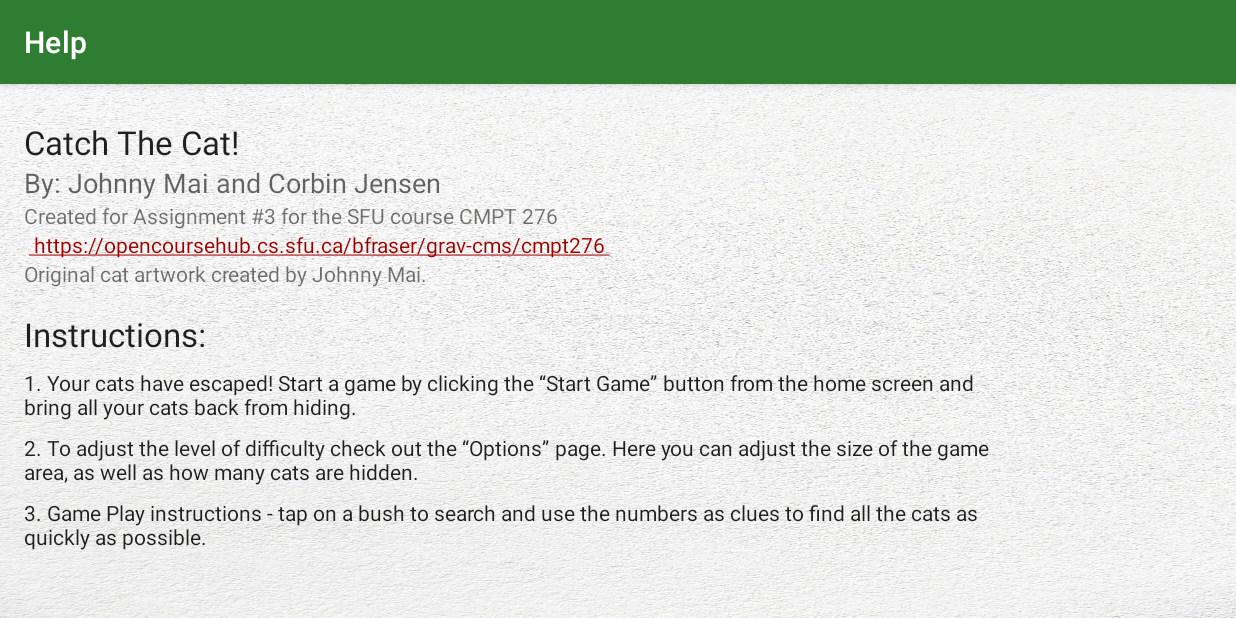
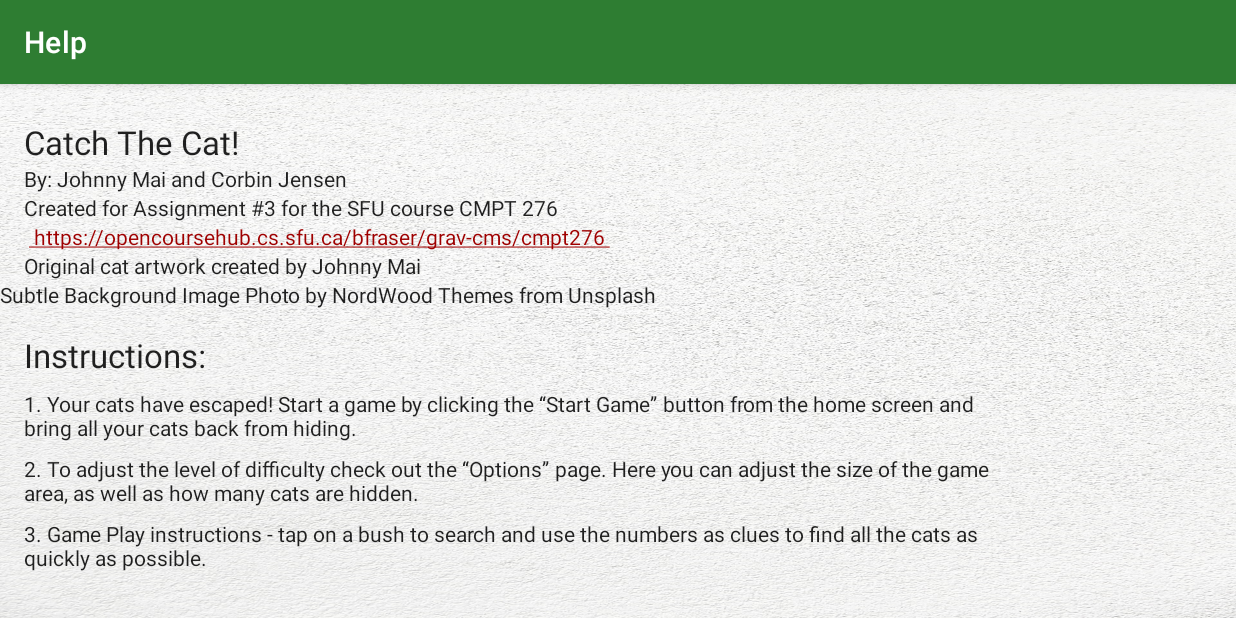
Before and after one commit to corbinjensen/minesweeper-game, an Android app: the HelpActivity screen opened directly, with no data from a screen before it, on a phone screen of 824 x 412 dp (held sideways). Run offline under Robolectric (Android 15) with nearby library versions, the phone set to English and light mode, and no system bars.

Commit message:
- Added Citation for background image

```diff
--- a/app/src/main/res/layout/activity_help.xml
+++ b/app/src/main/res/layout/activity_help.xml
@@ -40,7 +40,7 @@
         android:layout_width="wrap_content"
         android:layout_height="wrap_content"
         android:text="@string/authorNames"
-        android:textAppearance="@style/TextAppearance.AppCompat.Medium"
+        android:textAppearance="@style/TextAppearance.AppCompat.Body1"
         app:layout_constraintStart_toStartOf="@+id/guideline5"
         app:layout_constraintTop_toBottomOf="@+id/textView" />
 
@@ -85,6 +85,7 @@
         android:layout_width="wrap_content"
         android:layout_height="wrap_content"
         android:text="@string/created_for_assignment_3_for_the_sfu_course_cmpt_276"
+        android:textAppearance="@style/TextAppearance.AppCompat.Body1"
         app:layout_constraintStart_toStartOf="@+id/guideline5"
         app:layout_constraintTop_toBottomOf="@+id/textView3" />
 
@@ -101,8 +102,18 @@
         android:layout_width="wrap_content"
         android:layout_height="wrap_content"
         android:text="@string/original_cat_artwork_created_by_johnny_mai"
+        android:textAppearance="@style/TextAppearance.AppCompat.Body1"
         app:layout_constraintStart_toStartOf="@+id/guideline5"
         app:layout_constraintTop_toBottomOf="@+id/textView8" />
+
+    <TextView
+        android:id="@+id/textView4"
+        android:layout_width="wrap_content"
+        android:layout_height="wrap_content"
+        android:text="@string/subtle_background_image_photo_by_nordwood_themes_from_unsplash"
+        android:textAppearance="@style/TextAppearance.AppCompat.Body1"
+        app:layout_constraintTop_toBottomOf="@+id/textView9"
+        tools:layout_editor_absoluteX="16dp" />
 
     <TextView
         android:id="@+id/textView10"
@@ -112,6 +123,6 @@
         android:text="@string/instructions_to_play_the_game"
         android:textAppearance="@style/TextAppearance.AppCompat.Large"
         app:layout_constraintStart_toStartOf="@+id/guideline5"
-        app:layout_constraintTop_toBottomOf="@+id/textView9" />
+        app:layout_constraintTop_toBottomOf="@+id/textView4" />
 
 </androidx.constraintlayout.widget.ConstraintLayout>
--- a/app/src/main/res/values/strings.xml
+++ b/app/src/main/res/values/strings.xml
@@ -18,8 +18,9 @@
     </string>
     <string name="created_for_assignment_3_for_the_sfu_course_cmpt_276">Created for Assignment #3 for the SFU course CMPT 276</string>
     <string name="instructions_to_play_the_game">Instructions:</string>
-    <string name="original_cat_artwork_created_by_johnny_mai">Original cat artwork created by Johnny Mai.</string>
+    <string name="original_cat_artwork_created_by_johnny_mai">Original cat artwork created by Johnny Mai</string>
     <string name="mine_counter">"Found %1$d of %2$d Cats."</string>
     <string name="scan_counter">"# of Scans Used: %1$d"</string>
     <string name="continue_button_string">Play Game</string>
+    <string name="subtle_background_image_photo_by_nordwood_themes_from_unsplash">Subtle Background Image Photo by NordWood Themes from Unsplash</string>
 </resources>
```
